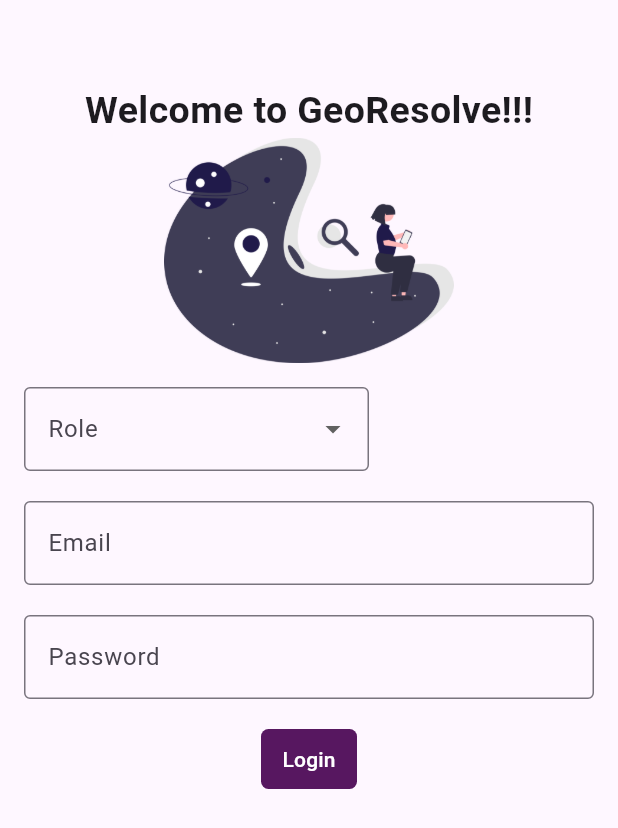
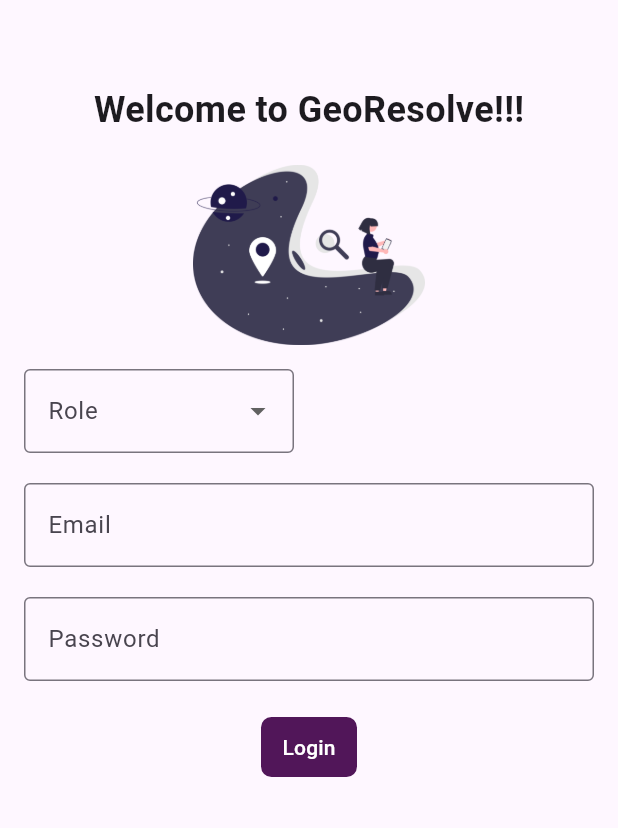
Before and after one commit to velagamihir/catchup_admin, a Flutter app: the screen it shows after launch, on a phone screen of 412 x 824 dp. Shown: the top 828 px of the screen. Run offline on Flutter 3.47's test engine with Material 3 defaults, Android fonts, the light colour scheme and no system bars.

Commit message:
recreated the authority login page

```diff
--- a/flutter/georesolve/lib/login.dart
+++ b/flutter/georesolve/lib/authority_login.dart
@@ -5,44 +5,31 @@ class AuthorityLogin extends StatelessWidget {
 
   @override
   Widget build(BuildContext context) {
-    String? role;
-    List<String> roles = ['role1', 'role2', 'role3'];
-    final roleController = TextEditingController();
     final emailController = TextEditingController();
     final passwordController = TextEditingController();
+    List<String> roles = ['role1', 'role2', 'role3', 'role4'];
+    String? role;
     return Scaffold(
       appBar: AppBar(),
       body: SingleChildScrollView(
-        physics: BouncingScrollPhysics(),
         child: Column(
-          mainAxisSize: MainAxisSize.max,
           children: [
             Center(
               child: Text(
                 "Welcome to GeoResolve!!!",
-                style: TextStyle(fontWeight: FontWeight.bold, fontSize: 25.0),
+                style: TextStyle(fontWeight: FontWeight.bold, fontSize: 24.0),
               ),
             ),
-            Row(
-              mainAxisSize: MainAxisSize.max,
-              mainAxisAlignment: MainAxisAlignment.center,
-              children: [
-                Image.asset(
-                  'assets/images/logoAuthorityLogin.png',
-                  height: 150.0,
-                ),
-              ],
-            ),
-            const SizedBox(height: 0.0),
+            const SizedBox(height: 20.0),
+            Image.asset('assets/images/logoAuthorityLogin.png', height: 120.0),
             Padding(
-              padding: const EdgeInsets.all(16.0),
+              padding: EdgeInsets.all(16.0),
               child: Column(
-                mainAxisSize: MainAxisSize.max,
-                mainAxisAlignment: MainAxisAlignment.spaceBetween,
                 children: [
                   Padding(
-                    padding: const EdgeInsets.only(right: 150.0),
+                    padding: const EdgeInsets.only(right: 200),
                     child: DropdownButtonFormField(
+                      value: role,
                       decoration: InputDecoration(
                         border: OutlineInputBorder(),
                         labelText: "Role",
@@ -50,45 +37,44 @@ class AuthorityLogin extends StatelessWidget {
                       items: roles.map((String role) {
                         return DropdownMenuItem(value: role, child: Text(role));
                       }).toList(),
-                      onChanged: (String? newValue) {
-                        role = newValue;
+                      onChanged: (String? newSelected) {
+                        role = newSelected;
                       },
                     ),
                   ),
                   const SizedBox(height: 20.0),
                   TextField(
                     controller: emailController,
-                    maxLength: 50,
                     decoration: InputDecoration(
+                      border: OutlineInputBorder(),
                       labelText: "Email",
                       counterText: "",
-                      border: OutlineInputBorder(),
                     ),
+                    maxLength: 50,
                   ),
                   const SizedBox(height: 20.0),
                   TextField(
                     controller: passwordController,
-                    maxLength: 50,
+                    decoration: InputDecoration(
+                      border: OutlineInputBorder(),
+                      labelText: "Password",
+                    ),
+                    obscureText: true,
                     obscuringCharacter: "*",
-                    obscureText: true,
-                    decoration: InputDecoration(
-                      labelText: "Password",
-                      counterText: "",
-                      border: OutlineInputBorder(),
+                  ),
+                  const SizedBox(height: 20.0),
+                  TextButton(
+                    onPressed: () {},
+                    style: TextButton.styleFrom(
+                      backgroundColor: Color(0xFF511659),
+                      shape: RoundedRectangleBorder(
+                        borderRadius: BorderRadius.circular(7.0),
+                      ),
                     ),
+                    child: Text("Login", style: TextStyle(color: Colors.white)),
                   ),
                 ],
               ),
-            ),
-            TextButton(
-              onPressed: () {},
-              style: TextButton.styleFrom(
-                backgroundColor: Color(0xFF571760),
-                shape: RoundedRectangleBorder(
-                  borderRadius: BorderRadius.all(Radius.circular(5.0)),
-                ),
-              ),
-              child: Text("Login", style: TextStyle(color: Colors.white)),
             ),
           ],
         ),
--- a/flutter/georesolve/lib/main.dart
+++ b/flutter/georesolve/lib/main.dart
@@ -1,5 +1,6 @@
 import 'package:flutter/material.dart';
-import 'package:georesolve/login.dart';
+import 'package:georesolve/authority_login.dart';
+
 void main(){
   runApp(MyApp());
 }
@@ -10,10 +11,8 @@ class MyApp extends StatelessWidget {
   Widget build(BuildContext context) {
     return MaterialApp(
       debugShowCheckedModeBanner: false,
-      initialRoute: '/login/authority',
-      routes: {
-        '/login/authority':(context)=>AuthorityLogin(),
-      },
+      initialRoute: '/authority/login',
+      routes: {'/authority/login': (context) => AuthorityLogin()},
     );
   }
 }
```
